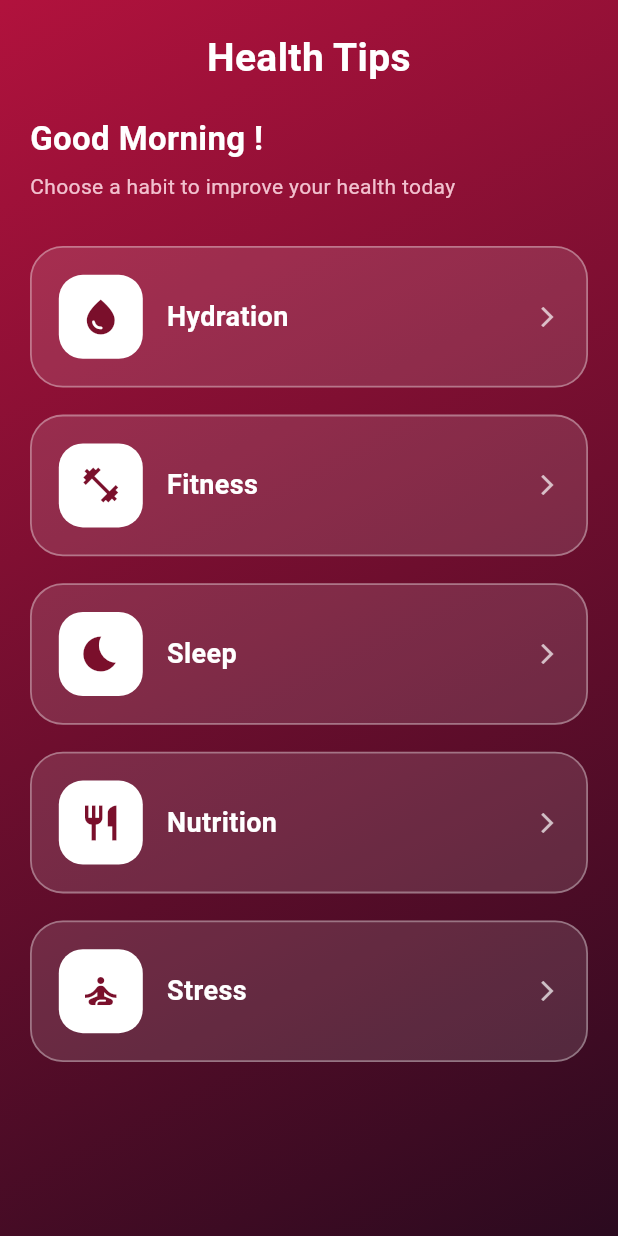
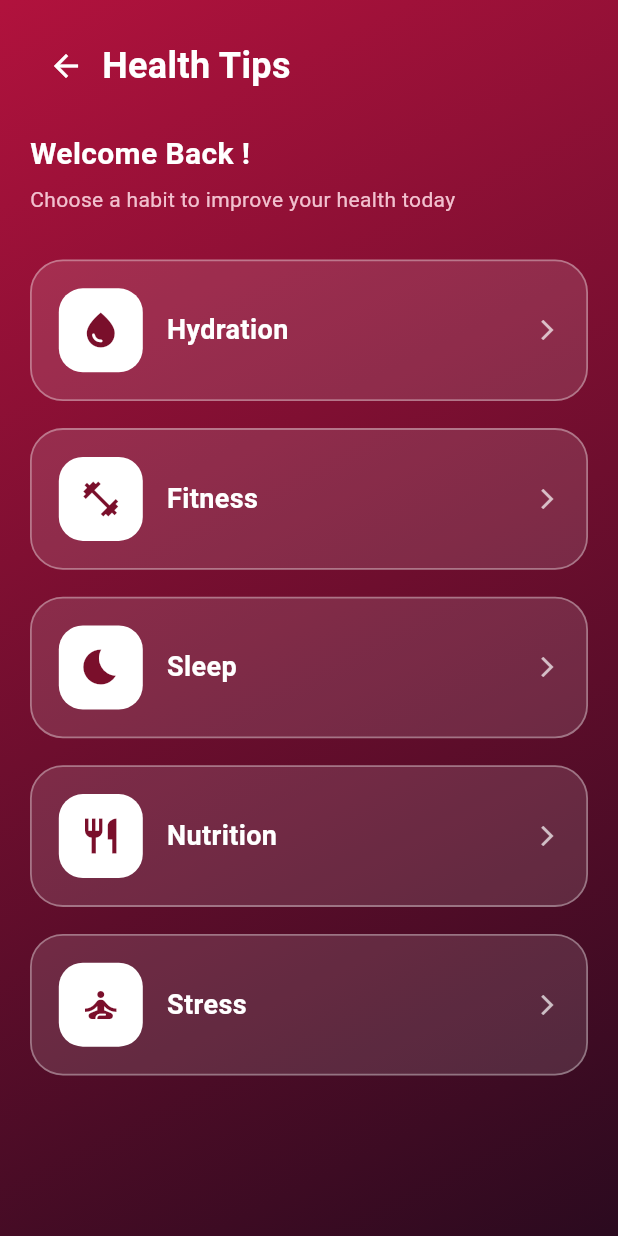
Before and after one commit to Emily-64/AlignMe_HealthTips, a Flutter app: the screen it shows after launch, on a phone screen of 412 x 824 dp. Run offline on Flutter 3.47's test engine with Material 3 defaults, Android fonts, the phone set to English and light mode, and no system bars.

Commit message:
Corrected UI

```diff
--- a/lib/tips_category_page.dart
+++ b/lib/tips_category_page.dart
@@ -123,23 +123,32 @@ class TipsCategoryPage extends StatelessWidget {
         child: SafeArea(
           child: ListView(
             padding: const EdgeInsets.all(20),
-            children: [
+            children: [Row(
+                children: [
+                  IconButton(
+                    icon: const Icon(Icons.arrow_back, color: Colors.white),
+                    onPressed: () {
+                      Navigator.pop(context);
+                    },
+                  ),
               // 🔤 HEADER
               const Text(
                 "Health Tips",
                 textAlign: TextAlign.center,
                 style: TextStyle(
-                  fontSize: 26,
+                  fontSize: 24,
                   fontWeight: FontWeight.bold,
                   color: Colors.white,
                 ),
               ),
+                ],
+            ),
               const SizedBox(height: 20),
 
               const Text(
-                "Good Morning !",
+                "Welcome Back !",
                 style: TextStyle(
-                  fontSize: 22,
+                  fontSize: 20,
                   fontWeight: FontWeight.bold,
                   color: Colors.white,
                 ),
```
